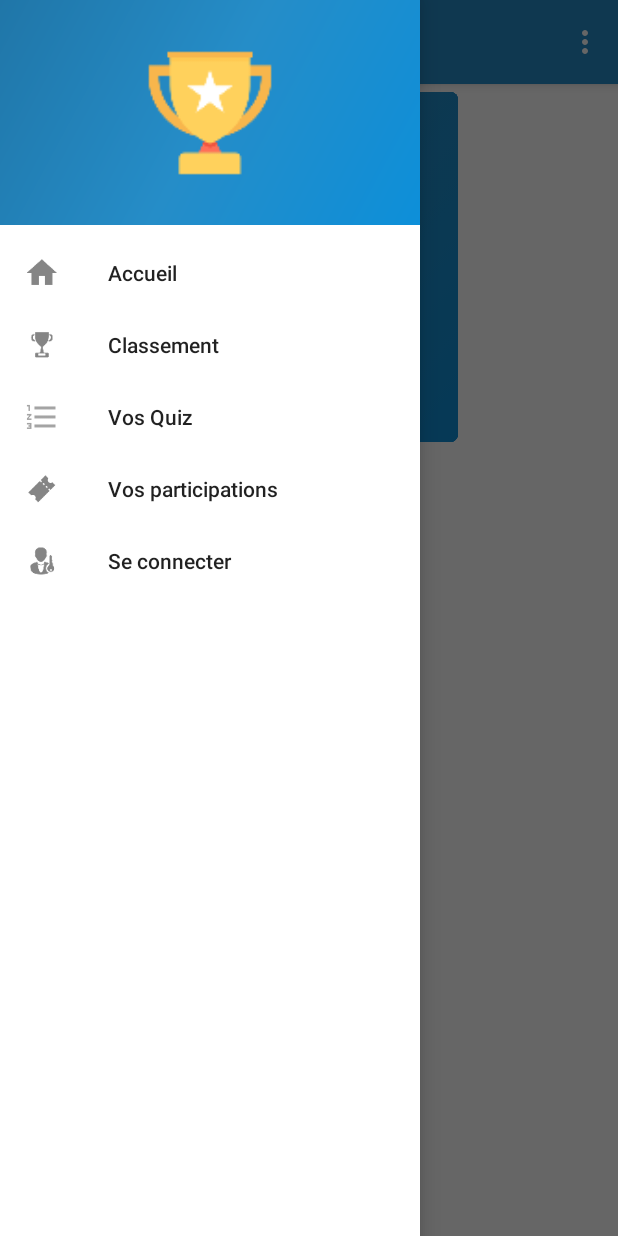
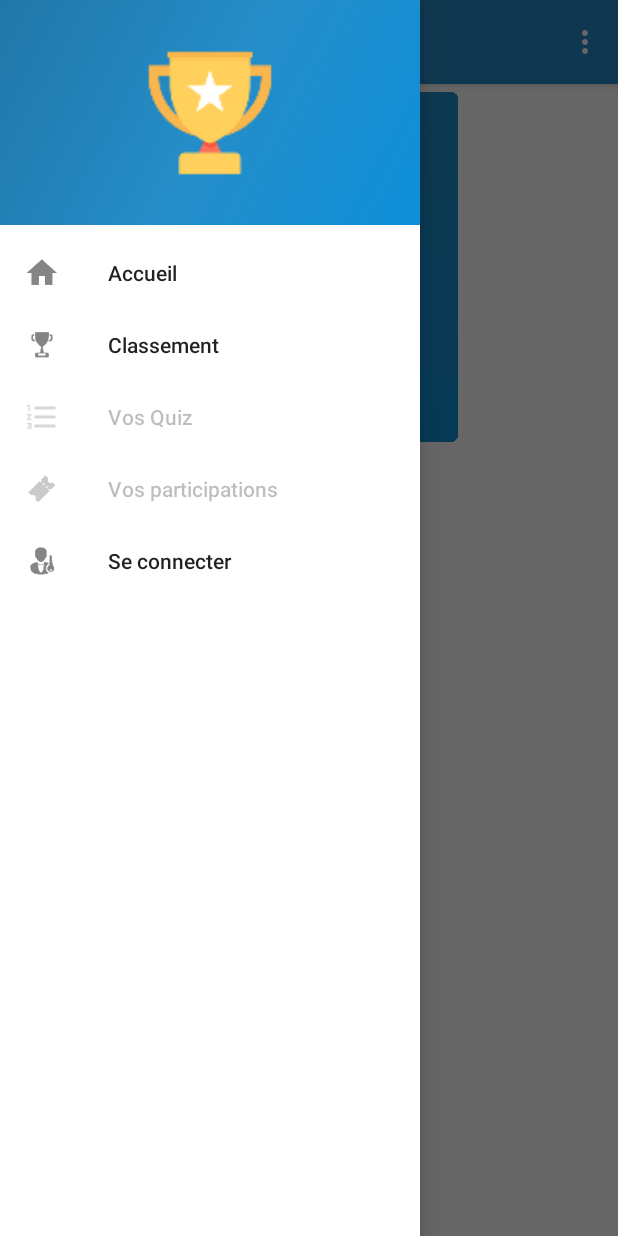
Before and after one commit to stevenliatti/quiz, an Android app: the screen it shows after launch (MainActivity), on a phone screen of 412 x 824 dp. Run offline under Robolectric (Android 15) with nearby library versions, the phone set to English and light mode, and no system bars; our stand-ins replace Volley; libraries missing offline, so code that uses them is left out: org.apmem.tools; network calls fail.

Commit message:
improve android app : disable menus that can not be accessed before login

```diff
--- a/src/android/YourQuiz/app/src/main/java/hepia/ch/yourquiz/MainActivity.java
+++ b/src/android/YourQuiz/app/src/main/java/hepia/ch/yourquiz/MainActivity.java
@@ -2,8 +2,10 @@ package hepia.ch.yourquiz;
 
 import android.app.Fragment;
 import android.app.FragmentManager;
+import android.content.Context;
 import android.os.Bundle;
 import android.support.annotation.NonNull;
+import android.util.AttributeSet;
 import android.util.Log;
 import android.view.Gravity;
 import android.support.design.widget.NavigationView;
@@ -14,6 +16,7 @@ import android.support.v7.app.AppCompatActivity;
 import android.support.v7.widget.Toolbar;
 import android.view.Menu;
 import android.view.MenuItem;
+import android.view.View;
 
 import hepia.ch.yourquiz.fragments.LoginFragment;
 import hepia.ch.yourquiz.fragments.MyParticipationsFragment;
@@ -23,6 +26,7 @@ import hepia.ch.yourquiz.manager.CurrentUser;
 
 public class MainActivity extends AppCompatActivity
         implements NavigationView.OnNavigationItemSelectedListener {
+    private NavigationView navigationView;
 
     @Override
     protected void onCreate(Bundle savedInstanceState) {
@@ -46,7 +50,7 @@ public class MainActivity extends AppCompatActivity
         drawer.openDrawer(Gravity.START);
         toggle.syncState();
 
-        NavigationView navigationView = findViewById(R.id.app_nav_view);
+        navigationView = findViewById(R.id.app_nav_view);
         navigationView.setNavigationItemSelectedListener(this);
 
 //        Button participateButton = findViewById(R.id.participate_button);
@@ -114,6 +118,7 @@ public class MainActivity extends AppCompatActivity
                     CurrentUser.setIsConnected(false);
                     item.setTitle("Se connecter");
                     item.setChecked(false);
+                    changeNavMenuState();
                     newFragment = new QuizListFragment();
                 } else {
                     newFragment = new LoginFragment();
@@ -134,6 +139,16 @@ public class MainActivity extends AppCompatActivity
         return true;
     }
 
+    public void changeNavMenuState() {
+        if (!CurrentUser.isConnected()) {
+            navigationView.getMenu().findItem(R.id.nav_myParticipations).setEnabled(false);
+            navigationView.getMenu().findItem(R.id.nav_myQuizzes).setEnabled(false);
+        } else {
+            navigationView.getMenu().findItem(R.id.nav_myParticipations).setEnabled(true);
+            navigationView.getMenu().findItem(R.id.nav_myQuizzes).setEnabled(true);
+        }
+    }
+
     @Override
     protected void onResume() {
         Log.e("resume", "hello");
--- a/src/android/YourQuiz/app/src/main/java/hepia/ch/yourquiz/fragments/LoginFragment.java
+++ b/src/android/YourQuiz/app/src/main/java/hepia/ch/yourquiz/fragments/LoginFragment.java
@@ -26,6 +26,7 @@ import org.json.JSONObject;
 import java.util.HashMap;
 import java.util.Map;
 
+import hepia.ch.yourquiz.MainActivity;
 import hepia.ch.yourquiz.R;
 import hepia.ch.yourquiz.manager.CurrentUser;
 import hepia.ch.yourquiz.models.UserModel;
@@ -78,6 +79,7 @@ public class LoginFragment extends Fragment {
                                     NavigationView navigationView = getActivity().findViewById(R.id.app_nav_view);
                                     navigationView.setCheckedItem(R.id.nav_home);
                                     navigationView.getMenu().findItem(R.id.nav_login).setTitle("Se déconnecter");
+                                    ((MainActivity)getActivity()).changeNavMenuState();
                                 } catch (JSONException e) {
                                     e.printStackTrace();
                                 }
--- a/src/android/YourQuiz/app/src/main/res/menu/activity_participate_drawer.xml
+++ b/src/android/YourQuiz/app/src/main/res/menu/activity_participate_drawer.xml
@@ -15,11 +15,13 @@
         <item
             android:id="@+id/nav_myQuizzes"
             android:icon="@drawable/ic_action_ranking"
-            android:title="Vos Quiz" />
+            android:title="Vos Quiz"
+            android:enabled="false"/>
         <item
             android:id="@+id/nav_myParticipations"
             android:icon="@drawable/ic_action_ticket"
-            android:title="Vos participations" />
+            android:title="Vos participations"
+            android:enabled="false"/>
         <!--<item-->
             <!--android:id="@+id/participation_layout"-->
             <!--android:icon="@drawable/ic_menu_camera"-->
```
